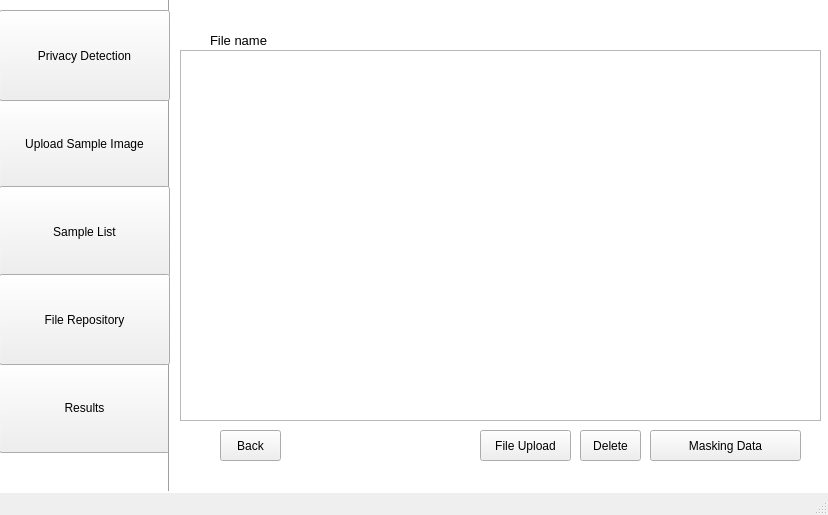
Before: the Qt Designer form app/gui/UI/ui_8.ui in CSID-DGU/2023-1-CECD3-Sugar-4, drawn with Qt 5.
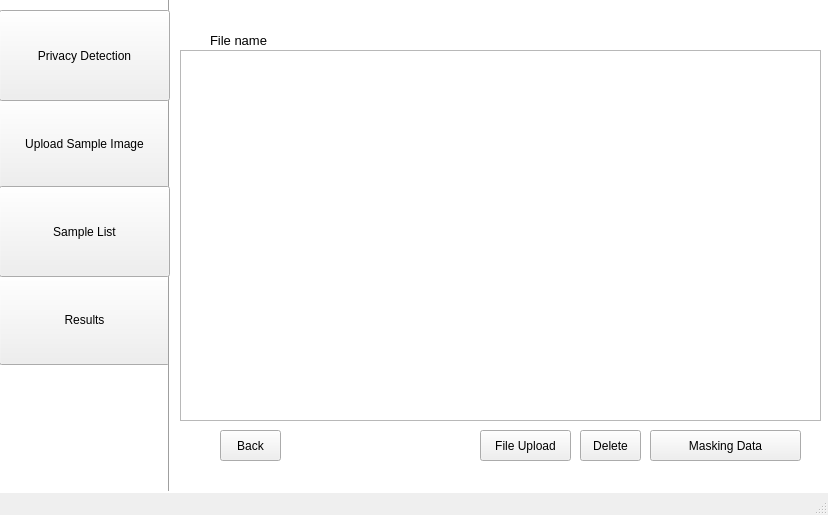
After: the same form once the commit is applied.

Diff of the .ui file:
```diff
--- a/app/gui/UI/ui_8.ui
+++ b/app/gui/UI/ui_8.ui
@@ -53,7 +53,7 @@
     <property name="geometry">
      <rect>
       <x>-1</x>
-      <y>362</y>
+      <y>274</y>
       <width>171</width>
       <height>91</height>
      </rect>
@@ -191,19 +191,6 @@
      <string/>
     </property>
    </widget>
-   <widget class="QPushButton" name="pushButton_7">
-    <property name="geometry">
-     <rect>
-      <x>-1</x>
-      <y>274</y>
-      <width>171</width>
-      <height>91</height>
-     </rect>
-    </property>
-    <property name="text">
-     <string>File Repository</string>
-    </property>
-   </widget>
    <widget class="QPushButton" name="pushButton_8">
     <property name="geometry">
      <rect>
```
